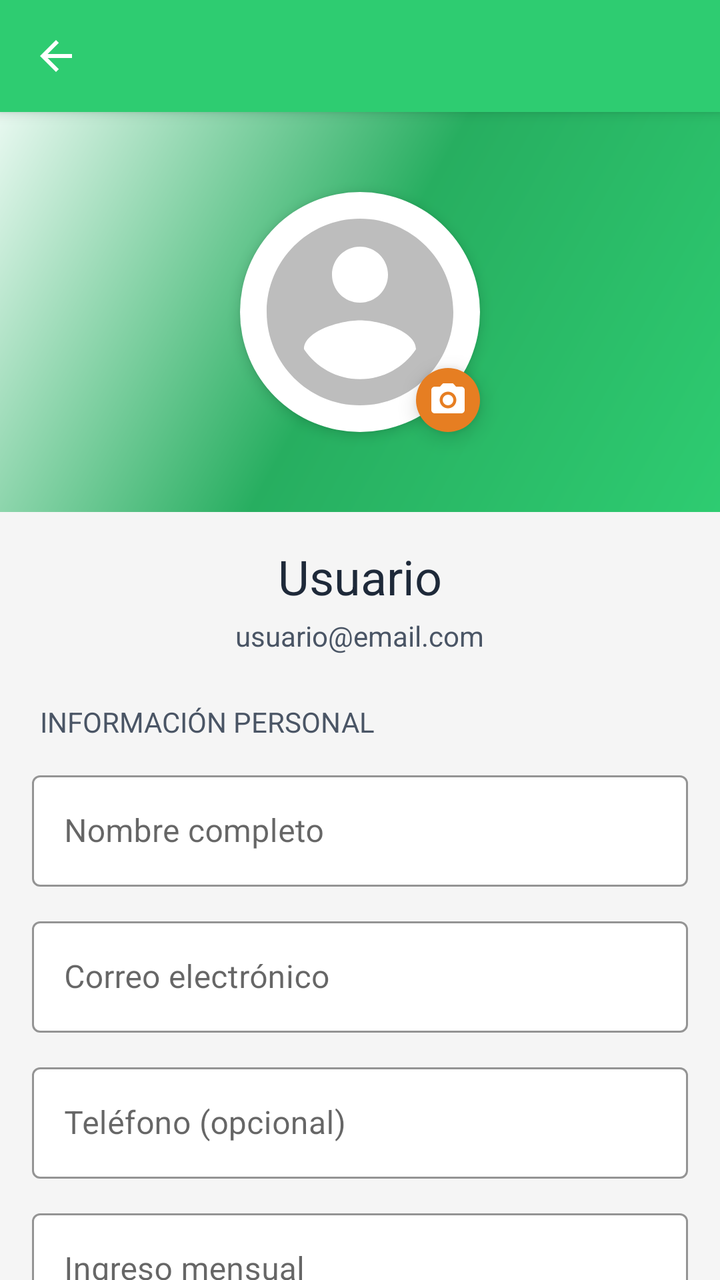
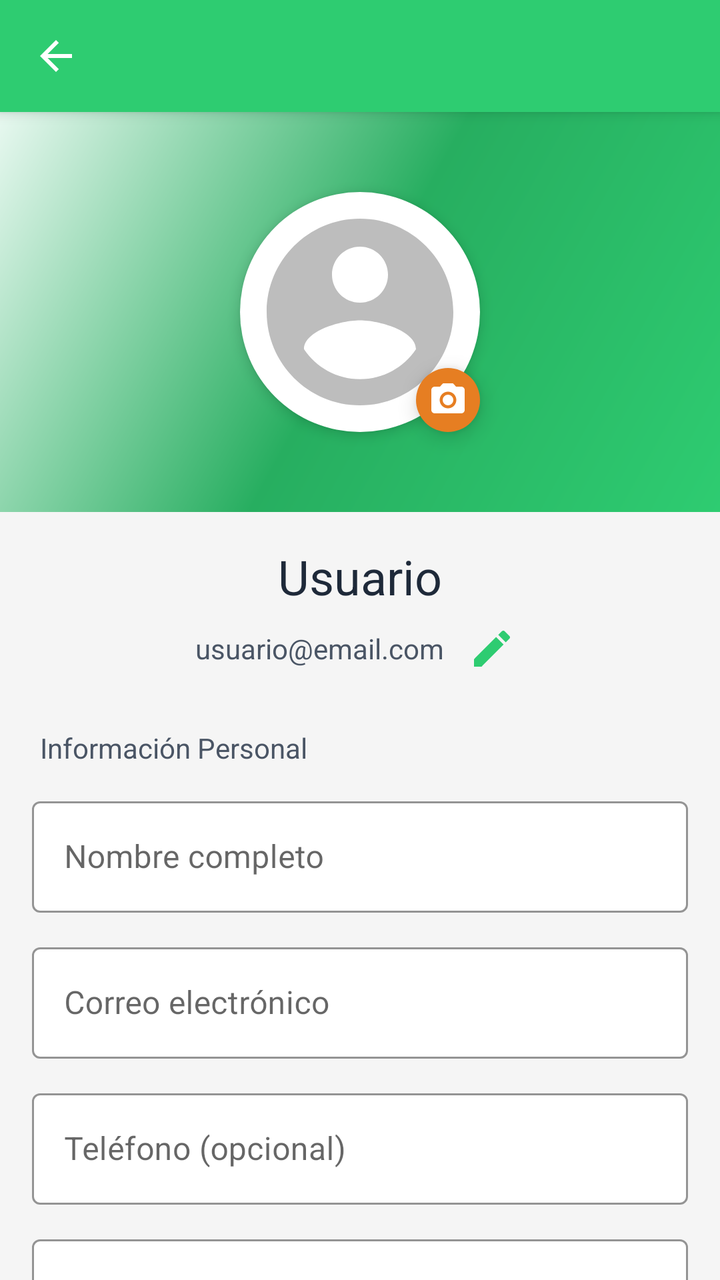

Screens rendered from an Android XML layout before and after an edit, with the pre-edit source and the edit as a unified diff.
<!-- AndroidManifest.xml: application theme Theme.Equilibra -->
<!-- res/layout/activity_profile.xml -->
<?xml version="1.0" encoding="utf-8"?>
<androidx.coordinatorlayout.widget.CoordinatorLayout
    xmlns:android="http://schemas.android.com/apk/res/android"
    xmlns:app="http://schemas.android.com/apk/res-auto"
    android:layout_width="match_parent"
    android:layout_height="match_parent"
    android:background="@color/background_primary">

    <com.google.android.material.appbar.AppBarLayout
        android:layout_width="match_parent"
        android:layout_height="wrap_content"
        android:background="@color/equilibra_primary"
        app:elevation="4dp">

        <androidx.appcompat.widget.Toolbar
            android:id="@+id/toolbarProfile"
            android:layout_width="match_parent"
            android:layout_height="?attr/actionBarSize"
            android:background="@color/equilibra_primary"
            app:titleTextColor="@android:color/white"
            app:navigationIcon="@drawable/ic_arrow_back" />

    </com.google.android.material.appbar.AppBarLayout>

    <androidx.core.widget.NestedScrollView
        android:id="@+id/layoutProfile"
        android:layout_width="match_parent"
        android:layout_height="match_parent"
        app:layout_behavior="@string/appbar_scrolling_view_behavior"
        android:fillViewport="true">

        <LinearLayout
            android:layout_width="match_parent"
            android:layout_height="wrap_content"
            android:orientation="vertical">

            
            <RelativeLayout
                android:layout_width="match_parent"
                android:layout_height="200dp"
                android:background="@drawable/bg_gradient_primary">

                <ImageView
                    android:id="@+id/ivProfileImage"
                    android:layout_width="120dp"
                    android:layout_height="120dp"
                    android:layout_centerInParent="true"
                    android:src="@drawable/ic_person_circle"
                    android:background="@drawable/circle_background_white"
                    android:padding="4dp"
                    android:elevation="4dp"
                    android:clickable="true"
                    android:focusable="true" />

                <ImageView
                    android:layout_width="32dp"
                    android:layout_height="32dp"
                    android:layout_alignEnd="@id/ivProfileImage"
                    android:layout_alignBottom="@id/ivProfileImage"
                    android:src="@drawable/ic_camera"
                    android:background="@drawable/circle_background_accent"
                    android:padding="6dp"
                    android:elevation="6dp"
                    android:tint="@android:color/white" />

            </RelativeLayout>

            
            <LinearLayout
                android:layout_width="match_parent"
                android:layout_height="wrap_content"
                android:orientation="vertical"
                android:padding="16dp">

                <TextView
                    android:id="@+id/tvProfileName"
                    android:layout_width="wrap_content"
                    android:layout_height="wrap_content"
                    android:text="@string/userText"
                    android:textSize="24sp"
                    android:textColor="@color/text_primary"
                    android:layout_gravity="center_horizontal"
                    android:layout_marginBottom="4dp" />

                <TextView
                    android:id="@+id/tvProfileEmail"
                    android:layout_width="wrap_content"
                    android:layout_height="wrap_content"
                    android:text="@string/userEmailText"
                    android:textSize="14sp"
                    android:textColor="@color/text_secondary"
                    android:layout_gravity="center_horizontal"
                    android:layout_marginBottom="24dp" />

                
                <TextView
                    android:layout_width="wrap_content"
                    android:layout_height="wrap_content"
                    android:text="@string/profile_personal_info"
                    android:textSize="14sp"
                    android:textColor="@color/text_secondary"
                    android:layout_marginBottom="12dp"
                    android:paddingStart="4dp" />

                <com.google.android.material.textfield.TextInputLayout
                    android:layout_width="match_parent"
                    android:layout_height="wrap_content"
                    android:layout_marginBottom="12dp"
                    app:boxBackgroundColor="@android:color/white"
                    app:boxStrokeColor="@color/equilibra_primary"
                    style="@style/Widget.MaterialComponents.TextInputLayout.OutlinedBox">

                    <com.google.android.material.textfield.TextInputEditText
                        android:id="@+id/etName"
                        android:layout_width="match_parent"
                        android:layout_height="wrap_content"
                        android:hint="@string/profile_name"
                        android:inputType="textPersonName"
                        android:enabled="false" />

                </com.google.android.material.textfield.TextInputLayout>

                <com.google.android.material.textfield.TextInputLayout
                    android:layout_width="match_parent"
                    android:layout_height="wrap_content"
                    android:layout_marginBottom="12dp"
                    app:boxBackgroundColor="@android:color/white"
                    app:boxStrokeColor="@color/equilibra_primary"
                    style="@style/Widget.MaterialComponents.TextInputLayout.OutlinedBox">

                    <com.google.android.material.textfield.TextInputEditText
                        android:id="@+id/etEmail"
                        android:layout_width="match_parent"
                        android:layout_height="wrap_content"
                        android:hint="@string/profile_email"
                        android:inputType="textEmailAddress"
                        android:enabled="false" />

                </com.google.android.material.textfield.TextInputLayout>

                <com.google.android.material.textfield.TextInputLayout
                    android:layout_width="match_parent"
                    android:layout_height="wrap_content"
                    android:layout_marginBottom="12dp"
                    app:boxBackgroundColor="@android:color/white"
                    app:boxStrokeColor="@color/equilibra_primary"
                    style="@style/Widget.MaterialComponents.TextInputLayout.OutlinedBox">

                    <com.google.android.material.textfield.TextInputEditText
                        android:id="@+id/etPhone"
                        android:layout_width="match_parent"
                        android:layout_height="wrap_content"
                        android:hint="@string/profile_phone"
                        android:inputType="phone"
                        android:enabled="false" />

                </com.google.android.material.textfield.TextInputLayout>

                <com.google.android.material.textfield.TextInputLayout
                    android:layout_width="match_parent"
                    android:layout_height="wrap_content"
                    android:layout_marginBottom="16dp"
                    app:boxBackgroundColor="@android:color/white"
                    app:boxStrokeColor="@color/equilibra_primary"
                    app:prefixText="$"
                    style="@style/Widget.MaterialComponents.TextInputLayout.OutlinedBox">

                    <com.google.android.material.textfield.TextInputEditText
                        android:id="@+id/etMonthlyIncome"
                        android:layout_width="match_parent"
                        android:layout_height="wrap_content"
                        android:hint="@string/profile_monthly_income"
                        android:inputType="numberDecimal"
                        android:enabled="false" />

                </com.google.android.material.textfield.TextInputLayout>

                
                <Button
                    android:id="@+id/btnSaveProfile"
                    android:layout_width="match_parent"
                    android:layout_height="56dp"
                    android:text="@string/save_changes"
                    android:textColor="@android:color/white"
                    android:background="@drawable/button_primary"
                    android:layout_marginBottom="16dp"
                    android:visibility="gone"
                    android:elevation="2dp" />

                
                <TextView
                    android:layout_width="wrap_content"
                    android:layout_height="wrap_content"
                    android:text="@string/profile_security"
                    android:textSize="14sp"
                    android:textColor="@color/text_secondary"
                    android:layout_marginTop="8dp"
                    android:layout_marginBottom="12dp"
                    android:paddingStart="4dp" />

                <Button
                    android:id="@+id/btnChangePassword"
                    android:layout_width="match_parent"
                    android:layout_height="56dp"
                    android:text="@string/change_password"
                    android:textColor="@color/equilibra_primary"
                    android:background="@drawable/button_outline_primary"
                    android:layout_marginBottom="24dp"
                    android:elevation="0dp" />

                
                <TextView
                    android:layout_width="wrap_content"
                    android:layout_height="wrap_content"
                    android:text="@string/profile_danger_zone"
                    android:textSize="14sp"
                    android:textColor="@color/equilibra_accent"
                    android:layout_marginBottom="12dp"
                    android:paddingStart="4dp" />

                <Button
                    android:id="@+id/btnDeleteAccount"
                    android:layout_width="match_parent"
                    android:layout_height="56dp"
                    android:text="@string/delete_account"
                    android:textColor="@color/equilibra_accent"
                    android:background="@drawable/button_outline_accent"
                    android:layout_marginBottom="32dp"
                    android:elevation="0dp" />

            </LinearLayout>

        </LinearLayout>

    </androidx.core.widget.NestedScrollView>

</androidx.coordinatorlayout.widget.CoordinatorLayout>
<!-- resources referenced by this layout -->
<resources>
  <color name="background_primary">#F5F5F5</color>
  <color name="equilibra_accent">#E67E22</color>
  <color name="equilibra_primary">#2ECC71</color>
  <color name="text_primary">#1E2939</color>
  <color name="text_secondary">#4A5565</color>
  <!-- drawable button_outline_accent (drawable) -->
  <?xml version="1.0" encoding="utf-8"?>
  <shape xmlns:android="http://schemas.android.com/apk/res/android"
      android:shape="rectangle">
  
      <solid android:color="@android:color/transparent" />
  
      <stroke
          android:width="2dp"
          android:color="@color/equilibra_accent" />
  
      <corners android:radius="12dp" />
  
  </shape>
  <!-- drawable button_outline_primary (drawable) -->
  <?xml version="1.0" encoding="utf-8"?>
  <shape xmlns:android="http://schemas.android.com/apk/res/android"
      android:shape="rectangle">
  
      <solid android:color="@android:color/transparent" />
  
      <stroke
          android:width="2dp"
          android:color="@color/equilibra_primary" />
  
      <corners android:radius="12dp" />
  
  </shape>
  <!-- drawable button_primary (drawable) -->
  <?xml version="1.0" encoding="utf-8"?>
  <shape xmlns:android="http://schemas.android.com/apk/res/android"
      android:shape="rectangle">
  
      <solid android:color="@color/equilibra_primary" />
  
      <corners android:radius="12dp" />
  
  </shape>
  <string name="change_password">Cambiar contraseña</string>
  <string name="delete_account">Eliminar cuenta</string>
  <string name="profile_danger_zone">ZONA DE PELIGRO</string>
  <string name="profile_email">Correo electrónico</string>
  <string name="profile_monthly_income">Ingreso mensual</string>
  <string name="profile_name">Nombre completo</string>
  <string name="profile_personal_info">INFORMACIÓN PERSONAL</string>
  <string name="profile_phone">Teléfono (opcional)</string>
  <string name="profile_security">SEGURIDAD</string>
  <string name="save_changes">Guardar cambios</string>
  <string name="userEmailText">usuario@email.com</string>
  <string name="userText">Usuario</string>
  <color name="primary_light">#27AE60</color>
  <color name="primary_lightest">#E8F8F0</color>
  <color name="primary_main">#2ECC71</color>
  <color name="white">#FFFFFF</color>
  <color name="secondary_main">#3498DB</color>
  <color name="secondary_light">#5DADE2</color>
  <color name="accent_main">#E67E22</color>
  <!-- unchanged entries left out for length: 7 -->
</resources>

<!-- the commit's change to res/layout/activity_profile.xml (unified diff, before → after) -->
@@ -23,7 +23,7 @@
     </com.google.android.material.appbar.AppBarLayout>
 
     <androidx.core.widget.NestedScrollView
-        android:id="@+id/layoutProfile"
+
         android:layout_width="match_parent"
         android:layout_height="match_parent"
         app:layout_behavior="@string/appbar_scrolling_view_behavior"
@@ -61,12 +61,13 @@
                     android:background="@drawable/circle_background_accent"
                     android:padding="6dp"
                     android:elevation="6dp"
-                    android:tint="@android:color/white" />
+                    app:tint="@android:color/white" />
 
             </RelativeLayout>
 
             
             <LinearLayout
+                android:id="@+id/layoutProfile"
                 android:layout_width="match_parent"
                 android:layout_height="wrap_content"
                 android:orientation="vertical"
@@ -82,15 +83,34 @@
                     android:layout_gravity="center_horizontal"
                     android:layout_marginBottom="4dp" />
 
-                <TextView
-                    android:id="@+id/tvProfileEmail"
-                    android:layout_width="wrap_content"
-                    android:layout_height="wrap_content"
-                    android:text="@string/userEmailText"
-                    android:textSize="14sp"
-                    android:textColor="@color/text_secondary"
+                
+                <LinearLayout
+                    android:layout_width="wrap_content"
+                    android:layout_height="wrap_content"
+                    android:orientation="horizontal"
                     android:layout_gravity="center_horizontal"
-                    android:layout_marginBottom="24dp" />
+                    android:gravity="center_vertical"
+                    android:layout_marginBottom="24dp">
+
+                    <TextView
+                        android:id="@+id/tvProfileEmail"
+                        android:layout_width="wrap_content"
+                        android:layout_height="wrap_content"
+                        android:text="@string/userEmailText"
+                        android:textSize="14sp"
+                        android:textColor="@color/text_secondary"
+                        android:layout_marginEnd="8dp" />
+
+                    <ImageButton
+                        android:id="@+id/btnEditProfile"
+                        android:layout_width="32dp"
+                        android:layout_height="32dp"
+                        android:background="?attr/selectableItemBackgroundBorderless"
+                        android:src="@drawable/ic_edit"
+                        app:tint="@color/equilibra_primary"
+                        android:contentDescription="@string/profile_edition" />
+
+                </LinearLayout>
 
                 
                 <TextView
@@ -162,7 +182,7 @@
                     android:layout_marginBottom="16dp"
                     app:boxBackgroundColor="@android:color/white"
                     app:boxStrokeColor="@color/equilibra_primary"
-                    app:prefixText="$"
+                    app:suffixText="€"
                     style="@style/Widget.MaterialComponents.TextInputLayout.OutlinedBox">
 
                     <com.google.android.material.textfield.TextInputEditText
@@ -176,16 +196,12 @@
                 </com.google.android.material.textfield.TextInputLayout>
 
                 
-                <Button
+                <com.google.android.material.button.MaterialButton
+                    style="@style/Equilibra.Button.Primary"
                     android:id="@+id/btnSaveProfile"
                     android:layout_width="match_parent"
-                    android:layout_height="56dp"
-                    android:text="@string/save_changes"
-                    android:textColor="@android:color/white"
-                    android:background="@drawable/button_primary"
-                    android:layout_marginBottom="16dp"
-                    android:visibility="gone"
-                    android:elevation="2dp" />
+                    android:layout_height="wrap_content"
+                    android:text="@string/save_changes" />
 
                 
                 <TextView
@@ -198,15 +214,13 @@
                     android:layout_marginBottom="12dp"
                     android:paddingStart="4dp" />
 
-                <Button
+
+                <com.google.android.material.button.MaterialButton
+                    style="@style/Equilibra.Button.Secondary"
                     android:id="@+id/btnChangePassword"
                     android:layout_width="match_parent"
-                    android:layout_height="56dp"
-                    android:text="@string/change_password"
-                    android:textColor="@color/equilibra_primary"
-                    android:background="@drawable/button_outline_primary"
-                    android:layout_marginBottom="24dp"
-                    android:elevation="0dp" />
+                    android:layout_height="wrap_content"
+                    android:text="@string/change_password" />
 
                 
                 <TextView
@@ -218,15 +232,13 @@
                     android:layout_marginBottom="12dp"
                     android:paddingStart="4dp" />
 
-                <Button
+                <com.google.android.material.button.MaterialButton
+                    style="@style/Equilibra.Button.Accent"
                     android:id="@+id/btnDeleteAccount"
                     android:layout_width="match_parent"
-                    android:layout_height="56dp"
-                    android:text="@string/delete_account"
-                    android:textColor="@color/equilibra_accent"
-                    android:background="@drawable/button_outline_accent"
-                    android:layout_marginBottom="32dp"
-                    android:elevation="0dp" />
+                    android:layout_height="wrap_content"
+                    android:text="@string/delete_account" />
+
 
             </LinearLayout>
 
<!-- resource entries referenced after the edit -->
@@ -5,58 +5,67 @@
   <color name="equilibra_primary">#2ECC71</color>
   <color name="text_primary">#1E2939</color>
   <color name="text_secondary">#4A5565</color>
-  <!-- drawable button_outline_accent (drawable) -->
-  <?xml version="1.0" encoding="utf-8"?>
-  <shape xmlns:android="http://schemas.android.com/apk/res/android"
-      android:shape="rectangle">
-  
-      <solid android:color="@android:color/transparent" />
-  
-      <stroke
-          android:width="2dp"
-          android:color="@color/equilibra_accent" />
-  
-      <corners android:radius="12dp" />
-  
-  </shape>
-  <!-- drawable button_outline_primary (drawable) -->
-  <?xml version="1.0" encoding="utf-8"?>
-  <shape xmlns:android="http://schemas.android.com/apk/res/android"
-      android:shape="rectangle">
-  
-      <solid android:color="@android:color/transparent" />
-  
-      <stroke
-          android:width="2dp"
-          android:color="@color/equilibra_primary" />
-  
-      <corners android:radius="12dp" />
-  
-  </shape>
-  <!-- drawable button_primary (drawable) -->
-  <?xml version="1.0" encoding="utf-8"?>
-  <shape xmlns:android="http://schemas.android.com/apk/res/android"
-      android:shape="rectangle">
-  
-      <solid android:color="@color/equilibra_primary" />
-  
-      <corners android:radius="12dp" />
-  
-  </shape>
+  <!-- drawable ic_edit (drawable) -->
+  <vector xmlns:android="http://schemas.android.com/apk/res/android" android:height="24dp" android:tint="#000000" android:viewportHeight="24" android:viewportWidth="24" android:width="24dp">
+        
+      <path android:fillColor="@android:color/white" android:pathData="M3,17.25V21h3.75L17.81,9.94l-3.75,-3.75L3,17.25zM20.71,7.04c0.39,-0.39 0.39,-1.02 0,-1.41l-2.34,-2.34c-0.39,-0.39 -1.02,-0.39 -1.41,0l-1.83,1.83 3.75,3.75 1.83,-1.83z"/>
+      
+  </vector>
   <string name="change_password">Cambiar contraseña</string>
   <string name="delete_account">Eliminar cuenta</string>
   <string name="profile_danger_zone">ZONA DE PELIGRO</string>
+  <string name="profile_edition">Editar perfil</string>
   <string name="profile_email">Correo electrónico</string>
   <string name="profile_monthly_income">Ingreso mensual</string>
   <string name="profile_name">Nombre completo</string>
-  <string name="profile_personal_info">INFORMACIÓN PERSONAL</string>
+  <string name="profile_personal_info">Información Personal</string>
   <string name="profile_phone">Teléfono (opcional)</string>
   <string name="profile_security">SEGURIDAD</string>
   <string name="save_changes">Guardar cambios</string>
   <string name="userEmailText">usuario@email.com</string>
   <string name="userText">Usuario</string>
+  <style name="Equilibra.Button.Accent" parent="Widget.MaterialComponents.Button">
+          <item name="android:backgroundTint">@color/equilibra_accent</item>
+          <item name="cornerRadius">12dp</item>
+          <item name="android:textColor">@android:color/white</item>
+          <item name="android:textSize">18sp</item>
+          <item name="android:textStyle">bold</item>
+          <item name="android:minHeight">56dp</item>
+          <item name="android:paddingLeft">16dp</item>
+          <item name="android:paddingRight">16dp</item>
+          <item name="android:paddingTop">12dp</item>
+          <item name="android:paddingBottom">12dp</item>
+          <item name="android:includeFontPadding">false</item>
+      </style>
+  <style name="Equilibra.Button.Primary" parent="Widget.MaterialComponents.Button">
+          <item name="android:backgroundTint">@color/equilibra_primary</item>
+          <item name="cornerRadius">12dp</item>
+          <item name="android:textColor">@android:color/white</item>
+          <item name="android:textSize">18sp</item>
+          <item name="android:textStyle">bold</item>
+          <item name="android:minHeight">56dp</item>
+          <item name="android:paddingLeft">16dp</item>
+          <item name="android:paddingRight">16dp</item>
+          <item name="android:paddingTop">12dp</item>
+          <item name="android:paddingBottom">12dp</item>
+          <item name="android:includeFontPadding">false</item>
+      </style>
+  <style name="Equilibra.Button.Secondary" parent="Widget.MaterialComponents.Button">
+          <item name="android:backgroundTint">@color/equilibra_secondary</item>
+          <item name="cornerRadius">12dp</item>
+          <item name="android:textColor">@android:color/white</item>
+          <item name="android:textSize">18sp</item>
+          <item name="android:textStyle">bold</item>
+          <item name="android:minHeight">56dp</item>
+          <item name="android:paddingLeft">16dp</item>
+          <item name="android:paddingRight">16dp</item>
+          <item name="android:paddingTop">12dp</item>
+          <item name="android:paddingBottom">12dp</item>
+          <item name="android:includeFontPadding">false</item>
+      </style>
   <color name="primary_light">#27AE60</color>
   <color name="primary_lightest">#E8F8F0</color>
+  <color name="equilibra_secondary">#3498DB</color>
   <color name="primary_main">#2ECC71</color>
   <color name="white">#FFFFFF</color>
   <color name="secondary_main">#3498DB</color>
